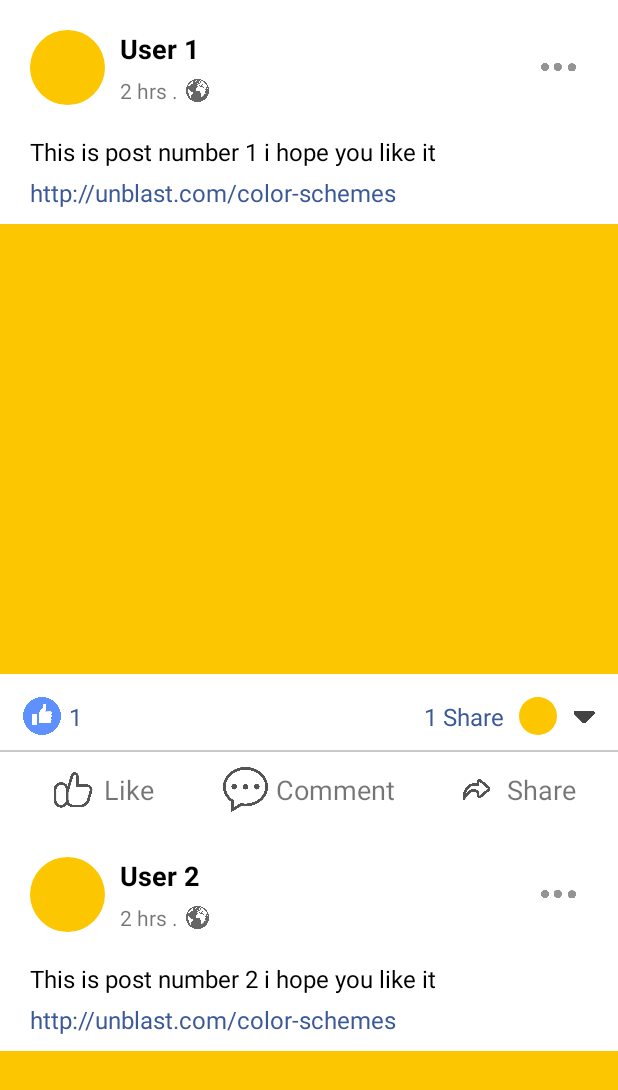
After one commit to john-safwat/Android-Assignment-1, an Android app: the FacebookTimeLine screen opened directly, with no data from a screen before it, on a phone screen of 412 x 824 dp. The commit adds this screen. Shown: the top 1090 px of the screen. Run offline under Robolectric (Android 15) with nearby library versions, the phone set to English and light mode, and no system bars.

Commit message:
update the facebook time line using recyclerview
+ Modify activity_facebook_post.xml
+ Add activity_facebook_recyclerview.xml
+ Modify AndroidManifest.xml
+ Add appInsightsSettings.xml
+ Modify build.gradle.kts
+ Modify FacebookLoginActivity.java
+ Delete FacebookPostActivity.java
+ Add FaceBookPostDTO.kt
+ Add FacebookPostsTimeLineAdapter.kt
+ Add FacebookTimeLine.kt

```diff
--- a/app/build.gradle.kts
+++ b/app/build.gradle.kts
@@ -38,6 +38,7 @@ android {
     }
     buildFeatures {
         compose = true
+        viewBinding = true
     }
     composeOptions {
         kotlinCompilerExtensionVersion = "1.5.1"
--- a/app/src/main/AndroidManifest.xml
+++ b/app/src/main/AndroidManifest.xml
@@ -18,6 +18,7 @@
                 <category android:name="android.intent.category.LAUNCHER" />
             </intent-filter>
         </activity>
+        <activity android:name=".FacebookTimeLine"/>
     </application>
 
 </manifest>
--- /dev/null
+++ b/app/src/main/java/com/john/android_assignment_1/FaceBookPostDTO.kt
@@ -0,0 +1,3 @@
+package com.john.android_assignment_1
+
+class FaceBookPostDTO (var name:String , var postTitle: String , var likesCount:Int )
--- a/app/src/main/java/com/john/android_assignment_1/FacebookLoginActivity.java
+++ b/app/src/main/java/com/john/android_assignment_1/FacebookLoginActivity.java
@@ -2,13 +2,24 @@ package com.john.android_assignment_1;
 
 import androidx.appcompat.app.AppCompatActivity;
 
+import android.content.Intent;
 import android.os.Bundle;
+
+import com.john.android_assignment_1.databinding.ActivityFacebookLoginBinding;
+import com.john.android_assignment_1.databinding.ActivityFacebookPostBinding;
 
 public class FacebookLoginActivity extends AppCompatActivity {
 
+    ActivityFacebookLoginBinding binding;
     @Override
     protected void onCreate(Bundle savedInstanceState) {
         super.onCreate(savedInstanceState);
-        setContentView(R.layout.activity_facebook_login);
+        binding = ActivityFacebookLoginBinding.inflate(getLayoutInflater());
+        binding.loginButton.setOnClickListener(view -> {
+            Intent intent = new Intent(this , FacebookTimeLine.class);
+            startActivity(intent);
+            finish();
+        });
+        setContentView(binding.getRoot());
     }
 }
--- a/app/src/main/java/com/john/android_assignment_1/FacebookPostActivity.java
+++ /dev/null
@@ -1,14 +0,0 @@
-package com.john.android_assignment_1;
-
-import android.os.Bundle;
-
-import androidx.annotation.Nullable;
-import androidx.appcompat.app.AppCompatActivity;
-
-public class FacebookPostActivity extends AppCompatActivity {
-    @Override
-    protected void onCreate(@Nullable Bundle savedInstanceState) {
-        super.onCreate(savedInstanceState);
-        setContentView(R.layout.activity_facebook_post);
-    }
-}
--- /dev/null
+++ b/app/src/main/java/com/john/android_assignment_1/FacebookPostsTimeLineAdapter.kt
@@ -0,0 +1,32 @@
+package com.john.android_assignment_1
+
+import android.view.LayoutInflater
+import android.view.View
+import android.view.ViewGroup
+import android.widget.TextView
+import androidx.recyclerview.widget.RecyclerView
+
+class FacebookPostsTimeLineAdapter(private var posts:List<FaceBookPostDTO>) :
+    RecyclerView.Adapter<FacebookPostsTimeLineAdapter.ViewHolder>() {
+
+    class ViewHolder(itemView: View) : RecyclerView.ViewHolder(itemView) {
+        var name: TextView = itemView.findViewById(R.id.user_name)
+        var postContent: TextView = itemView.findViewById(R.id.post_text)
+        var likesNumber: TextView = itemView.findViewById(R.id.likes_number)
+    }
+
+    override fun onCreateViewHolder(parent: ViewGroup, viewType: Int): ViewHolder {
+        return ViewHolder(LayoutInflater.from(parent.context).inflate(R.layout.activity_facebook_post , parent , false))
+    }
+
+    override fun getItemCount(): Int {
+        return posts.size
+    }
+
+    override fun onBindViewHolder(holder: ViewHolder, position: Int) {
+        holder.name.text = posts[position].name
+        holder.postContent.text = posts[position].postTitle
+        holder.likesNumber.text = posts[position].likesCount.toString()
+    }
+
+}
--- /dev/null
+++ b/app/src/main/java/com/john/android_assignment_1/FacebookTimeLine.kt
@@ -0,0 +1,36 @@
+package com.john.android_assignment_1
+
+import android.os.Bundle
+import androidx.appcompat.app.AppCompatActivity
+import com.john.android_assignment_1.databinding.ActivityFacebookRecyclerviewBinding
+
+class FacebookTimeLine : AppCompatActivity() {
+
+    private lateinit var binding: ActivityFacebookRecyclerviewBinding
+    private lateinit var postsAdapter: FacebookPostsTimeLineAdapter
+    override fun onCreate(savedInstanceState: Bundle?) {
+        super.onCreate(savedInstanceState)
+        binding = ActivityFacebookRecyclerviewBinding.inflate(layoutInflater)
+        setContentView(binding.root)
+        postsAdapter = FacebookPostsTimeLineAdapter(createPostsList())
+        binding.facebooKTimelineRv.adapter = postsAdapter
+    }
+
+
+    private fun createPostsList(): List<FaceBookPostDTO> {
+
+        val posts = arrayListOf<FaceBookPostDTO>()
+        for (i in 1..10000) {
+            posts.add(
+                FaceBookPostDTO(
+                    name = "User $i",
+                    postTitle = "This is post number $i i hope you like it",
+                    likesCount = i
+                )
+            )
+        }
+        return posts
+
+    }
+
+}
--- a/app/src/main/res/layout/activity_facebook_post.xml
+++ b/app/src/main/res/layout/activity_facebook_post.xml
@@ -1,7 +1,7 @@
 <?xml version="1.0" encoding="utf-8"?>
 <androidx.constraintlayout.widget.ConstraintLayout xmlns:android="http://schemas.android.com/apk/res/android"
     android:layout_width="match_parent"
-    android:layout_height="match_parent"
+    android:layout_height="wrap_content"
     xmlns:app="http://schemas.android.com/apk/res-auto">
 
     <!--    user profile image -->
--- /dev/null
+++ b/app/src/main/res/layout/activity_facebook_recyclerview.xml
@@ -0,0 +1,16 @@
+<?xml version="1.0" encoding="utf-8"?>
+<androidx.constraintlayout.widget.ConstraintLayout xmlns:android="http://schemas.android.com/apk/res/android"
+    android:layout_width="match_parent"
+    android:layout_height="match_parent"
+    xmlns:app="http://schemas.android.com/apk/res-auto"
+    xmlns:tools="http://schemas.android.com/tools">
+
+    <androidx.recyclerview.widget.RecyclerView
+        android:id="@+id/facebooK_timeline_rv"
+        android:layout_width="match_parent"
+        android:layout_height="wrap_content"
+        app:layoutManager="androidx.recyclerview.widget.LinearLayoutManager"
+        tools:listitem="@layout/activity_facebook_post"
+        tools:ignore="MissingConstraints" />
+
+</androidx.constraintlayout.widget.ConstraintLayout>
```
